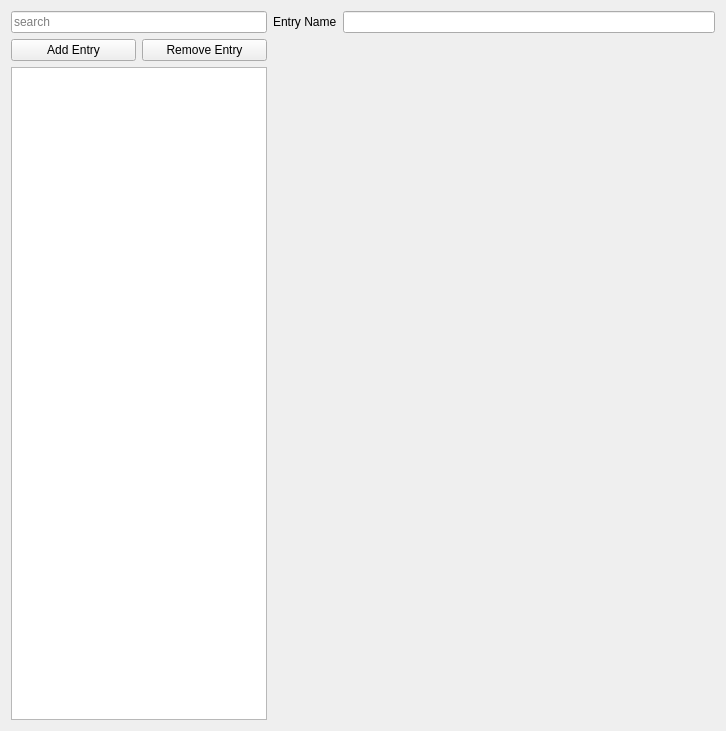
ewerybody/a2, file ui/a2widget/a2item_editor.ui: the form before one commit.
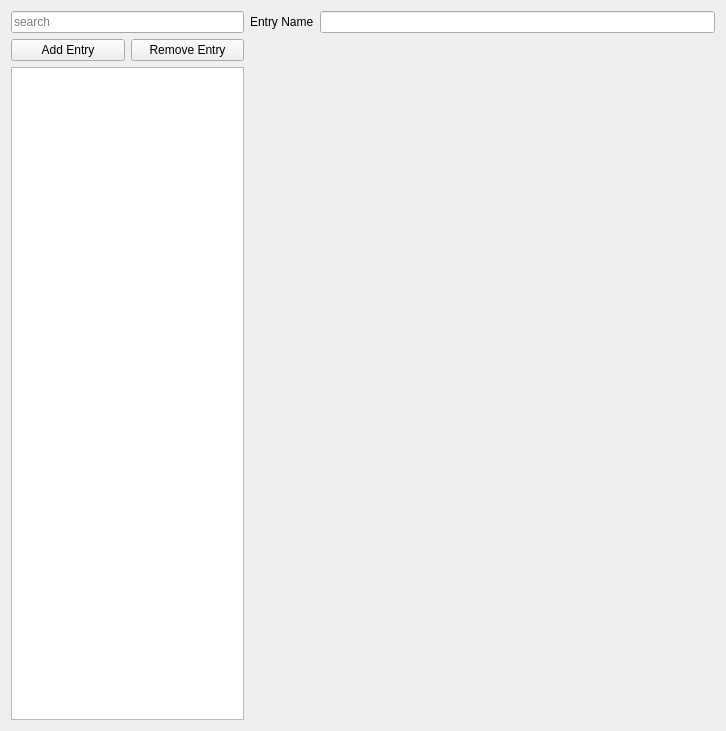
The form after the commit.

Commit message: wip #103 item_editor can now add. edit. remove items

```diff
--- a/ui/a2widget/a2item_editor.ui
+++ b/ui/a2widget/a2item_editor.ui
@@ -13,7 +13,7 @@
   <property name="windowTitle">
    <string>Form</string>
   </property>
-  <layout class="QHBoxLayout" name="horizontalLayout_2" stretch="0,1">
+  <layout class="QHBoxLayout" name="horizontalLayout_2" stretch="1,2">
    <item>
     <layout class="QVBoxLayout" name="verticalLayout">
      <item>
@@ -42,7 +42,7 @@
       </layout>
      </item>
      <item>
-      <widget class="QListView" name="list"/>
+      <widget class="QListWidget" name="item_list"/>
      </item>
     </layout>
    </item>
```
The commit also changes 2 other files.
